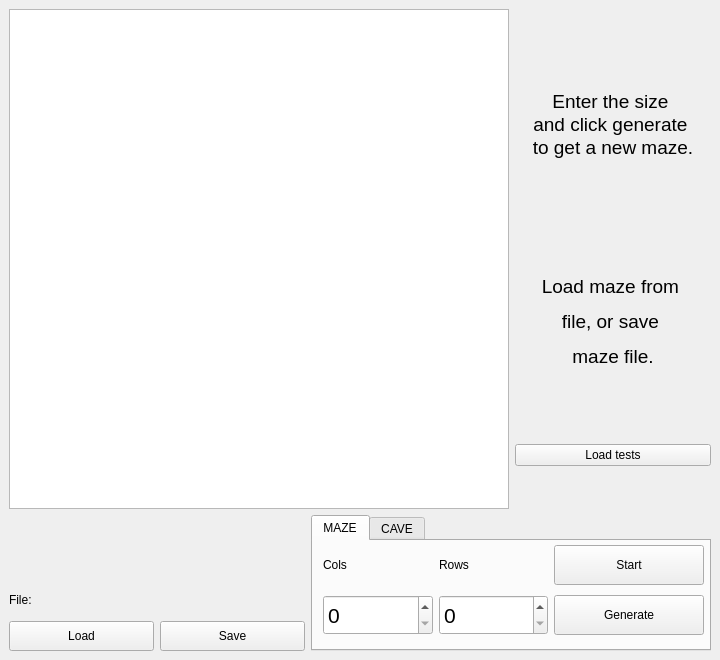
The window that src/view/maze_qt_view/maze_main_win.ui (ArturDV-main/Perfect-Maze-Generator-CPP) describes before a commit, drawn with Qt 5.
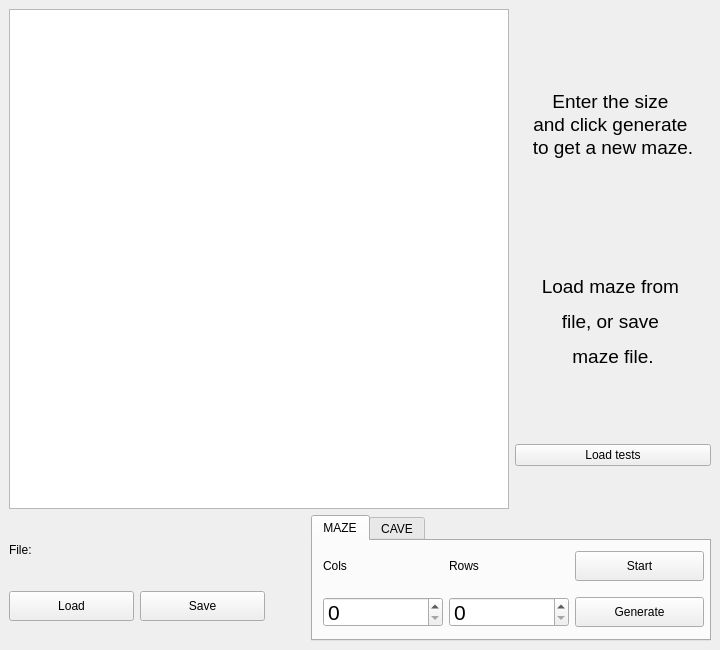
The same window after the commit.

What changed in the file:
```diff
--- a/src/view/maze_qt_view/maze_main_win.ui
+++ b/src/view/maze_qt_view/maze_main_win.ui
@@ -7,25 +7,37 @@
     <x>0</x>
     <y>0</y>
     <width>720</width>
-    <height>660</height>
+    <height>650</height>
    </rect>
   </property>
+  <property name="sizePolicy">
+   <sizepolicy hsizetype="Preferred" vsizetype="Preferred">
+    <horstretch>0</horstretch>
+    <verstretch>0</verstretch>
+   </sizepolicy>
+  </property>
   <property name="minimumSize">
    <size>
     <width>720</width>
-    <height>400</height>
+    <height>650</height>
    </size>
   </property>
   <property name="maximumSize">
    <size>
-    <width>720</width>
-    <height>680</height>
+    <width>1920</width>
+    <height>1080</height>
    </size>
   </property>
   <property name="windowTitle">
    <string>MAZE CPP</string>
   </property>
   <widget class="QWidget" name="centralwidget">
+   <property name="maximumSize">
+    <size>
+     <width>720</width>
+     <height>700</height>
+    </size>
+   </property>
    <layout class="QVBoxLayout" name="verticalLayout_3">
     <item>
      <layout class="QHBoxLayout" name="horizontalLayout_2">
@@ -122,18 +134,65 @@
      <layout class="QHBoxLayout" name="horizontalLayout_4">
       <item>
        <layout class="QGridLayout" name="gridLayout_2">
-        <item row="2" column="0">
+        <item row="6" column="2">
+         <widget class="QPushButton" name="button2_load_data">
+          <property name="minimumSize">
+           <size>
+            <width>120</width>
+            <height>20</height>
+           </size>
+          </property>
+          <property name="maximumSize">
+           <size>
+            <width>150</width>
+            <height>30</height>
+           </size>
+          </property>
+          <property name="text">
+           <string>Save</string>
+          </property>
+          <property name="checkable">
+           <bool>true</bool>
+          </property>
+         </widget>
+        </item>
+        <item row="6" column="0">
+         <widget class="QPushButton" name="button1_set_data">
+          <property name="minimumSize">
+           <size>
+            <width>120</width>
+            <height>20</height>
+           </size>
+          </property>
+          <property name="maximumSize">
+           <size>
+            <width>150</width>
+            <height>30</height>
+           </size>
+          </property>
+          <property name="text">
+           <string>Load</string>
+          </property>
+          <property name="checkable">
+           <bool>true</bool>
+          </property>
+          <property name="flat">
+           <bool>false</bool>
+          </property>
+         </widget>
+        </item>
+        <item row="1" column="0">
          <widget class="QLabel" name="label_6">
           <property name="minimumSize">
            <size>
             <width>120</width>
-            <height>30</height>
+            <height>20</height>
            </size>
           </property>
           <property name="maximumSize">
            <size>
             <width>150</width>
-            <height>40</height>
+            <height>30</height>
            </size>
           </property>
           <property name="text">
@@ -141,74 +200,32 @@
           </property>
          </widget>
         </item>
-        <item row="1" column="0">
-         <spacer name="verticalSpacer">
+       </layout>
+      </item>
+      <item>
+       <spacer name="horizontalSpacer">
           <property name="orientation">
-           <enum>Qt::Vertical</enum>
+         <enum>Qt::Horizontal</enum>
+        </property>
+        <property name="sizeType">
+         <enum>QSizePolicy::Minimum</enum>
           </property>
           <property name="sizeHint" stdset="0">
            <size>
-            <width>20</width>
-            <height>30</height>
+          <width>40</width>
+          <height>20</height>
            </size>
           </property>
          </spacer>
         </item>
-        <item row="7" column="0">
-         <widget class="QPushButton" name="button1_set_data">
-          <property name="minimumSize">
-           <size>
-            <width>120</width>
-            <height>30</height>
-           </size>
-          </property>
-          <property name="maximumSize">
-           <size>
-            <width>150</width>
-            <height>40</height>
-           </size>
-          </property>
-          <property name="text">
-           <string>Load</string>
-          </property>
-          <property name="checkable">
-           <bool>true</bool>
-          </property>
-          <property name="flat">
-           <bool>false</bool>
-          </property>
-         </widget>
-        </item>
-        <item row="7" column="2">
-         <widget class="QPushButton" name="button2_load_data">
-          <property name="minimumSize">
-           <size>
-            <width>120</width>
-            <height>30</height>
-           </size>
-          </property>
-          <property name="maximumSize">
-           <size>
-            <width>150</width>
-            <height>40</height>
-           </size>
-          </property>
-          <property name="text">
-           <string>Save</string>
-          </property>
-          <property name="checkable">
-           <bool>true</bool>
-          </property>
-         </widget>
-        </item>
-       </layout>
-      </item>
+      <item>
+       <layout class="QVBoxLayout" name="verticalLayout_2">
       <item>
        <widget class="QTabWidget" name="tabWidget">
         <property name="maximumSize">
          <size>
           <width>400</width>
-          <height>300</height>
+            <height>200</height>
          </size>
         </property>
         <property name="currentIndex">
@@ -218,7 +235,7 @@
          <attribute name="title">
           <string>MAZE</string>
          </attribute>
-         <widget class="QWidget" name="">
+           <widget class="QWidget" name="layoutWidget">
           <property name="geometry">
            <rect>
             <x>10</x>
@@ -232,14 +249,14 @@
             <widget class="QPushButton" name="button3_add_tests">
              <property name="minimumSize">
               <size>
-               <width>150</width>
-               <height>40</height>
+                 <width>120</width>
+                 <height>30</height>
               </size>
              </property>
              <property name="maximumSize">
               <size>
-               <width>200</width>
-               <height>70</height>
+                 <width>150</width>
+                 <height>40</height>
               </size>
              </property>
              <property name="text">
@@ -254,8 +271,14 @@
             <widget class="QSpinBox" name="spinBox_2">
              <property name="minimumSize">
               <size>
-               <width>50</width>
-               <height>40</height>
+                 <width>120</width>
+                 <height>20</height>
+                </size>
+               </property>
+               <property name="maximumSize">
+                <size>
+                 <width>120</width>
+                 <height>30</height>
               </size>
              </property>
              <property name="font">
@@ -267,6 +290,18 @@
            </item>
            <item row="0" column="3">
             <widget class="QLabel" name="label_4">
+               <property name="minimumSize">
+                <size>
+                 <width>120</width>
+                 <height>20</height>
+                </size>
+               </property>
+               <property name="maximumSize">
+                <size>
+                 <width>120</width>
+                 <height>30</height>
+                </size>
+               </property>
              <property name="text">
               <string>Rows</string>
              </property>
@@ -276,8 +311,14 @@
             <widget class="QSpinBox" name="spinBox">
              <property name="minimumSize">
               <size>
-               <width>50</width>
-               <height>40</height>
+                 <width>120</width>
+                 <height>20</height>
+                </size>
+               </property>
+               <property name="maximumSize">
+                <size>
+                 <width>120</width>
+                 <height>30</height>
               </size>
              </property>
              <property name="font">
@@ -289,6 +330,18 @@
            </item>
            <item row="0" column="1">
             <widget class="QLabel" name="label_5">
+               <property name="minimumSize">
+                <size>
+                 <width>120</width>
+                 <height>20</height>
+                </size>
+               </property>
+               <property name="maximumSize">
+                <size>
+                 <width>120</width>
+                 <height>30</height>
+                </size>
+               </property>
              <property name="text">
               <string>Cols</string>
              </property>
@@ -298,7 +351,13 @@
             <widget class="QPushButton" name="button5_start_edu">
              <property name="minimumSize">
               <size>
-               <width>0</width>
+                 <width>120</width>
+                 <height>30</height>
+                </size>
+               </property>
+               <property name="maximumSize">
+                <size>
+                 <width>150</width>
                <height>40</height>
               </size>
              </property>
@@ -332,6 +391,8 @@
          </widget>
         </widget>
        </widget>
+        </item>
+       </layout>
       </item>
      </layout>
     </item>
```
Left out of the diff: 2 changed lines with no effect on the pictures. Lines whose indentation alone changed are shown as unchanged.
